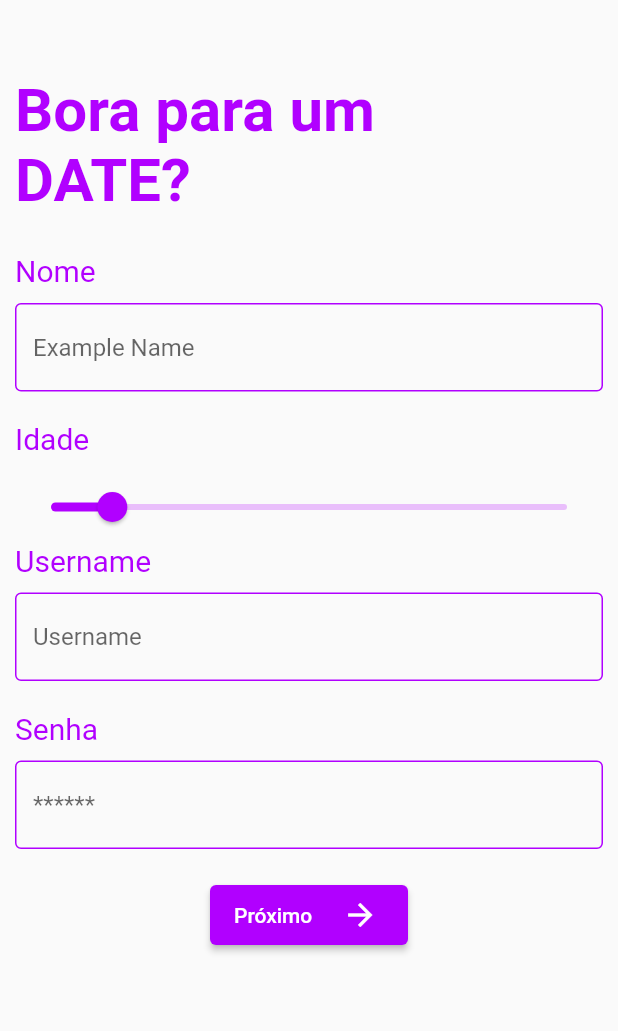
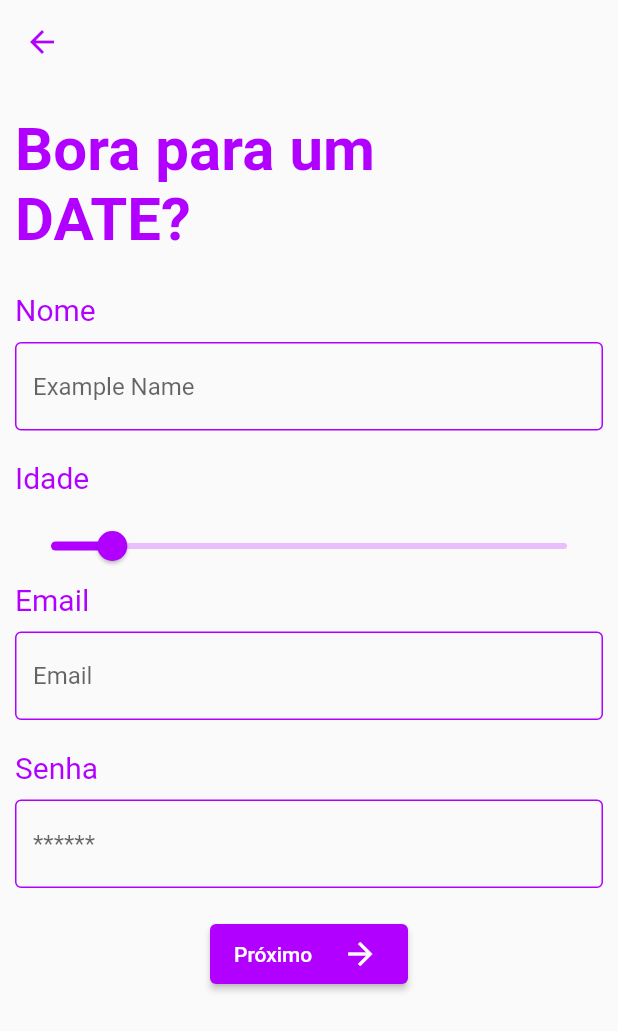
Before and after one commit to joao-vitor-machado/projeto-final-date-ideas, a Flutter app: the screen it shows after launch, after a tap on "Não possui cadastro ainda?", on a phone screen of 412 x 824 dp. Shown: the top 1031 px of the screen. Run offline on Flutter 3.47's test engine with Material 2 defaults, Android fonts, the light colour scheme and no system bars; our stand-ins replace bloc, carousel_slider, dio, firebase_auth, firebase_core, flutter_bloc; missing offline and left inert: flutter_number_picker; accounts and stored records are empty.

Commit message:
Autenticação feita no firebase

```diff
--- /dev/null
+++ b/lib/bloc/auth/auth_bloc.dart
@@ -0,0 +1,58 @@
+import 'package:flutter_bloc/flutter_bloc.dart';
+
+import '../../provider/firebase_auth.dart';
+import 'auth_event.dart';
+import 'auth_state.dart';
+
+class AuthBloc extends Bloc<AuthEvent, AuthState> {
+  final FirebaseAuthenticationService _authenticationService =
+      FirebaseAuthenticationService();
+
+  AuthBloc() : super(Unauthenticated()) {
+    _authenticationService.user.listen((event) {
+      add(AuthServerEvent(event));
+    });
+
+    on<AuthServerEvent>((event, emit) {
+      if (event.user == null) {
+        emit(Unauthenticated());
+      } else {
+        //FirestoreServer.helper.uid = event.user!.uuid;
+        emit(Authenticated(user: event.user!));
+      }
+    });
+    on<RegisterUser>((event, emit) async {
+      try {
+        await _authenticationService.createUserWithEmailAndPassword(
+            event.username, event.password);
+      } catch (e) {
+        emit(AuthError(message: "Impossível Registrar: ${e.toString()}"));
+      }
+    });
+    on<LoginUser>((event, emit) async {
+      try {
+        await _authenticationService.signInWithEmailAndPassword(
+            event.username, event.password);
+      } catch (e) {
+        emit(AuthError(
+            message:
+                "Impossível Logar com ${event.username}: ${e.toString()}"));
+      }
+    });
+    on<LoginAnonymousUser>((event, emit) async {
+      try {
+        await _authenticationService.signInAnonimo();
+      } catch (e) {
+        emit(AuthError(
+            message: "Impossível Acessar Anonimamente: ${e.toString()}"));
+      }
+    });
+    on<Logout>((event, emit) async {
+      try {
+        await _authenticationService.signOut();
+      } catch (e) {
+        emit(AuthError(message: "Impossível Efetuar Logout: ${e.toString()}"));
+      }
+    });
+  }
+}
--- /dev/null
+++ b/lib/bloc/auth/auth_event.dart
@@ -0,0 +1,26 @@
+import '../../model/login.dart';
+
+abstract class AuthEvent {}
+
+class RegisterUser extends AuthEvent {
+  String username;
+  String password;
+
+  RegisterUser({required this.username, required this.password});
+}
+
+class LoginUser extends AuthEvent {
+  String username;
+  String password;
+
+  LoginUser({required this.username, required this.password});
+}
+
+class LoginAnonymousUser extends AuthEvent {}
+
+class Logout extends AuthEvent {}
+
+class AuthServerEvent extends AuthEvent {
+  final SignupData? user;
+  AuthServerEvent(this.user);
+}
--- /dev/null
+++ b/lib/bloc/auth/auth_state.dart
@@ -0,0 +1,16 @@
+import '../../model/login.dart';
+
+abstract class AuthState {}
+
+class Unauthenticated extends AuthState {}
+
+class Authenticated extends AuthState {
+  SignupData user;
+  Authenticated({required this.user});
+}
+
+class AuthError extends AuthState {
+  final String message;
+
+  AuthError({required this.message});
+}
--- /dev/null
+++ b/lib/bloc/signUp/signup_event.dart
@@ -0,0 +1,33 @@
+import 'package:date_ideas_app/bloc/signUp/signup_state.dart';
+
+abstract class SignupEvent {}
+
+class SignupNameChanged extends SignupEvent {
+  final String name;
+
+  SignupNameChanged({required this.name});
+}
+
+class SignupAgeChanged extends SignupEvent {
+  final double age;
+
+  SignupAgeChanged({required this.age});
+}
+
+class SignupUsernameChanged extends SignupEvent {
+  final String username;
+
+  SignupUsernameChanged({required this.username});
+}
+
+class SignupPasswordChanged extends SignupEvent {
+  final String password;
+
+  SignupPasswordChanged({required this.password});
+}
+
+class SignupSubmitted extends SignupEvent {
+  final SignupState data;
+
+  SignupSubmitted({required this.data});
+}
--- /dev/null
+++ b/lib/bloc/signUp/signup_state.dart
@@ -0,0 +1,50 @@
+import 'package:date_ideas_app/bloc/signUp/signup_submission.dart';
+
+class SignupState {
+  final String name;
+  bool get isValidName => name.isNotEmpty;
+
+  final double age;
+
+  final String username;
+  bool get isValidUsername => username.isNotEmpty;
+
+  final String password;
+  bool get isValidPassword => password.length > 5;
+
+  final FormSubmissionStatus formStatus;
+
+  SignupState({
+    this.name = "",
+    this.age = 0,
+    this.username = "",
+    this.password = "",
+    this.formStatus = const InitialFormStatus(),
+  });
+
+  SignupState copyWith({
+    String? name,
+    double? age,
+    String? username,
+    String? password,
+    FormSubmissionStatus? formStatus,
+  }) {
+    return SignupState(
+      name: name ?? this.name,
+      age: age ?? this.age,
+      username: username ?? this.username,
+      password: password ?? this.password,
+      formStatus: formStatus ?? this.formStatus,
+    );
+  }
+
+  Map toMap() {
+    var map = Map<String, dynamic>();
+    map["name"] = name;
+    map["age"] = age;
+    map["username"] = username;
+    map["password"] = password;
+
+    return map;
+  }
+}
--- /dev/null
+++ b/lib/bloc/signUp/signup_submission.dart
@@ -0,0 +1,17 @@
+abstract class FormSubmissionStatus {
+  const FormSubmissionStatus();
+}
+
+class InitialFormStatus extends FormSubmissionStatus {
+  const InitialFormStatus();
+}
+
+class FormSubmitting extends FormSubmissionStatus {}
+
+class SubmissionSuccess extends FormSubmissionStatus {}
+
+class SubmissionFailed extends FormSubmissionStatus {
+  final Exception exception;
+
+  SubmissionFailed(this.exception);
+}
--- /dev/null
+++ b/lib/bloc/slider/slider_state.dart
@@ -0,0 +1,5 @@
+class SliderState {
+  double sliderValue;
+
+  SliderState({this.sliderValue = 18});
+}
--- a/lib/main.dart
+++ b/lib/main.dart
@@ -1,6 +1,12 @@
 import 'package:flutter/material.dart';
 import 'package:flutter/services.dart';
+import 'package:firebase_core/firebase_core.dart';
+import 'package:flutter_bloc/flutter_bloc.dart';
 
+import 'bloc/auth/auth_bloc.dart';
+import 'bloc/auth/auth_state.dart';
+import 'bloc/slider/slider_bloc.dart';
+import 'bloc/slider/slider_state.dart';
 import 'view/cadastro_screen.dart';
 import 'view/editar_perfil_screen.dart';
 import 'view/editar_preferencias_screen.dart';
@@ -8,8 +14,15 @@ import 'view/login_screen.dart';
 import 'view/main_screen.dart';
 import 'view/preferencias_screen.dart';
 
-void main() {
-  runApp(const MyApp());
+void main() async {
+  WidgetsFlutterBinding.ensureInitialized();
+  await Firebase.initializeApp();
+  runApp(MultiBlocProvider(providers: [
+    BlocProvider<SliderBloc>(
+      create: (_) => SliderBloc(SliderState()),
+    ),
+    BlocProvider(create: (_) => AuthBloc()),
+  ], child: const MyApp()));
 }
 
 class MyApp extends StatelessWidget {
@@ -24,12 +37,13 @@ class MyApp extends StatelessWidget {
     return MaterialApp(
         initialRoute: LoginScreen.route,
         routes: {
-        LoginScreen.route: (context) => const LoginScreen(),
-        MainScreen.route: (context) => const MainScreen(),
+          //LoginScreen.route: (context) => LoginScreen(),
+          MainScreen.route: (context) => MainScreen(),
           CadastroScreen.route: (context) => CadastroScreen(),
           PreferenciasScreen.route: (context) => PreferenciasScreen(),
           EditarPerfilScreen.route: (context) => EditarPerfilScreen(),
-        EditarPreferenciasScreen.route: (context) => EditarPreferenciasScreen(),
+          EditarPreferenciasScreen.route: (context) =>
+              EditarPreferenciasScreen(),
         },
         title: 'Flutter Demo',
         theme: tema.copyWith(
@@ -38,6 +52,23 @@ class MyApp extends StatelessWidget {
           secondary: Colors.white,
           tertiary: Colors.grey,
         )),
+        home: BlocConsumer<AuthBloc, AuthState>(listener: (context, state) {
+          if (state is AuthError) {
+            showDialog(
+                context: context,
+                builder: (context) {
+                  return AlertDialog(
+                    title: const Text("Erro do Firebase"),
+                    content: Text(state.message),
                   );
+                });
+          }
+        }, builder: ((context, state) {
+          if (state is Authenticated) {
+            return MainScreen();
+          } else {
+            return LoginScreen();
+          }
+        })));
   }
 }
--- a/lib/model/login.dart
+++ b/lib/model/login.dart
@@ -1,21 +1,64 @@
-class LoginData {
-  String name;
-  double age;
-  String username;
-  String password;
+class SignupData {
+  String _uuid = "";
+  String _name = "";
+  double _age = 0;
+  String _username = "";
+  String _password = "";
 
   bool confirmed = false;
 
-  LoginData(
-      {required this.name,
-      required this.age,
-      required this.username,
-      required this.password});
+  SignupData({uuid = ""}) {
+    _uuid = uuid == null ? "" : uuid;
+    _name = "";
+    _age = 0;
+    _username = "";
+    _password = "";
+  }
 
-  doSomething() {
-    print("Name: $name");
-    print("Age: $age");
-    print("Username: $username");
-    print("Password: $password");
+  SignupData.fromMap(map) {
+    _uuid = map["uuid"];
+    _name = map["name"];
+    _age = map["age"];
+    _username = map["username"];
+    _password = map["password"];
+  }
+
+  String get uuid => _uuid;
+  String get name => _name;
+  double get age => _age;
+  String get username => _username;
+  String get password => _password;
+
+  set name(String newName) {
+    if (newName.isNotEmpty) {
+      _name = newName;
+    }
+  }
+
+  set age(double newAge) {
+    if (newAge > 0) {
+      _age = newAge;
+    }
+  }
+
+  set username(String newUserame) {
+    if (newUserame.isNotEmpty) {
+      _username = newUserame;
+    }
+  }
+
+  set password(String newPassword) {
+    if (newPassword.isNotEmpty) {
+      _password = newPassword;
+    }
+  }
+
+  toMap() {
+    var map = Map<String, dynamic>();
+    map["name"] = _name;
+    map["age"] = _age;
+    map["username"] = _username;
+    map["password"] = _password;
+    return map;
   }
 }
--- /dev/null
+++ b/lib/provider/firebase_auth.dart
@@ -0,0 +1,46 @@
+import 'package:firebase_auth/firebase_auth.dart';
+
+import '../model/login.dart';
+
+class FirebaseAuthenticationService {
+  final FirebaseAuth _firebaseAuth = FirebaseAuth.instance;
+
+  Stream<SignupData?> get user {
+    return _firebaseAuth.authStateChanges().map(
+          (event) => _userFromFirebaseUser(event),
+        );
+  }
+
+  SignupData? _userFromFirebaseUser(User? user) {
+    return user != null ? SignupData(uuid: user.uid) : null;
+  }
+
+  Future<SignupData?> signInAnonimo() async {
+    UserCredential userCredential = await _firebaseAuth.signInAnonymously();
+    User? user = userCredential.user;
+
+    return _userFromFirebaseUser(user);
+  }
+
+  Future<SignupData?> signInWithEmailAndPassword(
+      String email, String password) async {
+    UserCredential userCredential = await _firebaseAuth
+        .signInWithEmailAndPassword(email: email, password: password);
+    User? user = userCredential.user;
+
+    return _userFromFirebaseUser(user);
+  }
+
+  Future<SignupData?> createUserWithEmailAndPassword(
+      String email, String password) async {
+    UserCredential userCredential = await _firebaseAuth
+        .createUserWithEmailAndPassword(email: email, password: password);
+    User? user = userCredential.user;
+
+    return _userFromFirebaseUser(user);
+  }
+
+  Future<void> signOut() async {
+    return await _firebaseAuth.signOut();
+  }
+}
--- /dev/null
+++ b/lib/provider/rest_provider.dart
@@ -0,0 +1,30 @@
+import 'package:dio/dio.dart';
+
+import '../bloc/signUp/signup_state.dart';
+
+class RestServer {
+  // Atributo que irá afunilar todas as consultas
+  static RestServer helper = RestServer._createInstance();
+
+  // Construtor privado
+  RestServer._createInstance();
+
+  final Dio _dio = Dio();
+  String prefixUrl =
+      "https://projeto-final-date-ideas-default-rtdb.firebaseio.com/";
+  String suffixUrl = "/.json";
+
+  Future<int> insertSignupData(SignupState signupData) async {
+    try {
+      Response response = await _dio.post(
+        prefixUrl + suffixUrl,
+        data: signupData.toMap(),
+      );
+    } catch (error) {
+      print(error);
+      return 400;
+    }
+
+    return 200;
+  }
+}
--- a/lib/view/cadastro_screen.dart
+++ b/lib/view/cadastro_screen.dart
@@ -1,93 +1,90 @@
+import 'package:date_ideas_app/view/preferencias_screen.dart';
 import 'package:flutter/material.dart';
-import 'package:flutter/services.dart';
+import 'package:flutter_bloc/flutter_bloc.dart';
 
-import '../model/login.dart';
+import '../bloc/auth/auth_bloc.dart';
+import '../bloc/auth/auth_event.dart';
+import '../bloc/signUp/signup_bloc.dart';
+import '../bloc/signUp/signup_event.dart';
+import '../bloc/signUp/signup_state.dart';
+import '../bloc/signUp/signup_submission.dart';
 import '../widgets/slider_bar_widget.dart';
-import 'preferencias_screen.dart';
 
 class CadastroScreen extends StatelessWidget {
   static const route = "/cadastro";
 
   final GlobalKey<FormState> formKey = GlobalKey<FormState>();
-  final LoginData loginData =
-      LoginData(name: "", age: 0, username: "", password: "");
-
-  final SliderBar sliderBar = const SliderBar();
+  final SliderBar sliderBar = SliderBar();
 
   CadastroScreen({Key? key}) : super(key: key);
 
   @override
   Widget build(BuildContext context) {
     final tema = Theme.of(context).colorScheme;
-
     return Scaffold(
-      body: Container(
-          padding: const EdgeInsets.fromLTRB(10, 50, 10, 0),
+      appBar: AppBar(
+        backgroundColor: Colors.transparent,
+        foregroundColor: tema.primary,
+        elevation: 0,
+      ),
+      body: BlocProvider(
+        create: (context) => SignupBloc(),
+        child: Container(
+            padding: const EdgeInsets.fromLTRB(10, 20, 10, 0),
             child: ListView(
               children: [
-              titulo(context, "Bora para um"),
-              titulo(context, "DATE?"),
-              Container(
-                padding: EdgeInsets.fromLTRB(0, 25, 0, 0),
+                cabecalho(context, "Bora para um"),
+                cabecalho(context, "DATE?"),
+                loginForm(context),
+              ],
+            )),
+      ),
+    );
+  }
+
+  Widget loginForm(BuildContext context) {
+    return BlocListener<SignupBloc, SignupState>(
+        listener: (context, state) {
+          final formStatus = state.formStatus;
+          if (formStatus is SubmissionFailed) {
+            _showSnackBar(context, formStatus.exception.toString());
+          }
+        },
+        child: Container(
+          padding: EdgeInsets.fromLTRB(0, 25, 0, 25),
           child: Form(
             key: formKey,
             child: Column(
               children: [
-                      formField(context, "Nome"),
+                titulo(context, "Nome"),
                 nameFormField(context),
-                      formField(context, "Idade"),
+                titulo(context, "Idade"),
                 sliderBar,
-                      formField(context, "Username"),
+                titulo(context, "Email"),
                 usernameFormField(context),
-                      formField(context, "Senha"),
+                titulo(context, "Senha"),
                 passwordFormField(context),
                 submitButton(context),
               ],
             ),
           ),
-              )
-            ],
-          )),
-    );
-  }
-
-  Widget titulo(BuildContext context, String texto) {
-    final tema = Theme.of(context).colorScheme;
-    return Container(
-        child: Text(
-      texto,
-      style: TextStyle(
-          fontWeight: FontWeight.bold, fontSize: 40, color: tema.primary),
         ));
-  }
-
-  Widget formField(BuildContext context, String texto) {
-    final tema = Theme.of(context).colorScheme;
-    return Column(
-      children: [
-        Align(
-          alignment: Alignment.centerLeft,
-          child: Text(
-            texto,
-            style: TextStyle(fontSize: 20, color: tema.primary),
-          ),
-        ),
-        const SizedBox(
-          height: 10,
-        ),
-      ],
-    );
   }
 
   Widget nameFormField(BuildContext context) {
     final tema = Theme.of(context).colorScheme;
     return Column(
       children: [
-        TextFormField(
+        BlocBuilder<SignupBloc, SignupState>(builder: (context, state) {
+          return TextFormField(
             keyboardType: TextInputType.name,
-          onSaved: (String? inValue) {
-            loginData.name = inValue ?? "";
-          },
+            validator: (value) =>
+                state.isValidName ? null : 'Insira um nome válido',
+            onChanged: (value) =>
+                context.read<SignupBloc>().add(SignupNameChanged(name: value)),
+            // onSaved: (String? inValue) {
+            //   signupData.name = inValue ?? "";
+            // },
             decoration: InputDecoration(
               enabledBorder: OutlineInputBorder(
                   borderSide: BorderSide(
@@ -95,7 +92,8 @@ class CadastroScreen extends StatelessWidget {
               )),
               hintText: "Example Name",
             ),
-        ),
+          );
+        }),
         const SizedBox(
           height: 20,
         ),
@@ -108,27 +106,26 @@ class CadastroScreen extends StatelessWidget {
 
     return Column(
       children: [
-        TextFormField(
+        BlocBuilder<SignupBloc, SignupState>(builder: (context, state) {
+          return TextFormField(
             keyboardType: TextInputType.name,
-          validator: (String? inValue) {
-            if (inValue != null) {
-              if (inValue.isEmpty) {
-                return "Insira um nome de usuário";
-              }
-            }
-            return null;
-          },
-          onSaved: (String? inValue) {
-            loginData.username = inValue ?? "";
-          },
+            validator: (value) =>
+                state.isValidUsername ? null : 'Insira um username válido',
+            onChanged: (value) => context
+                .read<SignupBloc>()
+                .add(SignupUsernameChanged(username: value)),
+            // onSaved: (String? inValue) {
+            //   signupData.username = inValue ?? "";
+            // },
             decoration: InputDecoration(
               enabledBorder: OutlineInputBorder(
                   borderSide: BorderSide(
                 color: tema.primary,
               )),
-            hintText: "Username",
+              hintText: "Email",
             ),
-        ),
+          );
+        }),
         const SizedBox(
           height: 20,
         ),
@@ -141,19 +138,18 @@ class CadastroScreen extends StatelessWidget {
 
     return Column(
       children: [
-        TextFormField(
+        BlocBuilder<SignupBloc, SignupState>(builder: (context, state) {
+          return TextFormField(
             obscureText: true,
-          validator: (String? inValue) {
-            if (inValue != null) {
-              if (inValue.length < 6) {
-                return "Mínimo de 6 letras";
-              }
-            }
-            return null;
-          },
-          onSaved: (String? inValue) {
-            loginData.password = inValue ?? "";
-          },
+            validator: (value) => state.isValidPassword
+                ? null
+                : 'Sua senha deve ter no mínimo 6 caracteres',
+            onChanged: (value) => context
+                .read<SignupBloc>()
+                .add(SignupPasswordChanged(password: value)),
+            // onSaved: (String? inValue) {
+            //   signupData.password = inValue ?? "";
+            // },
             decoration: InputDecoration(
               enabledBorder: OutlineInputBorder(
                   borderSide: BorderSide(
@@ -161,7 +157,8 @@ class CadastroScreen extends StatelessWidget {
               )),
               hintText: "******",
             ),
-        ),
+          );
+        }),
         const SizedBox(
           height: 20,
         ),
@@ -170,7 +167,10 @@ class CadastroScreen extends StatelessWidget {
   }
 
   Widget submitButton(BuildContext context) {
-    return ElevatedButton(
+    return BlocBuilder<SignupBloc, SignupState>(builder: (context, state) {
+      return state.formStatus is FormSubmitting
+          ? CircularProgressIndicator()
+          : ElevatedButton(
               child: Container(
                 width: 100,
                 height: 40,
@@ -192,11 +192,55 @@ class CadastroScreen extends StatelessWidget {
               ),
               onPressed: () {
                 if (formKey.currentState!.validate()) {
-          formKey.currentState!.save();
-          loginData.doSomething();
+                  context.read<SignupBloc>().add(
+                      SignupSubmitted(data: context.read<SignupBloc>().state));
+                  context.read<AuthBloc>().add(RegisterUser(
+                        username: context.read<SignupBloc>().state.username,
+                        password: context.read<SignupBloc>().state.password,
+                      ));
                   Navigator.pushNamed(context, PreferenciasScreen.route);
                 }
               },
             );
+    });
+  }
+
+  Widget cabecalho(BuildContext context, String cabecalho) {
+    final tema = Theme.of(context).colorScheme;
+
+    return Column(
+      crossAxisAlignment: CrossAxisAlignment.start,
+      children: [
+        Text(cabecalho,
+            style: TextStyle(
+                fontWeight: FontWeight.bold,
+                fontSize: 40,
+                color: tema.primary)),
+      ],
+    );
+  }
+
+  Widget titulo(BuildContext context, String titulo) {
+    final tema = Theme.of(context).colorScheme;
+
+    return Column(
+      children: [
+        Align(
+          alignment: Alignment.centerLeft,
+          child: Text(
+            titulo,
+            style: TextStyle(fontSize: 20, color: tema.primary),
+          ),
+        ),
+        const SizedBox(
+          height: 10,
+        ),
+      ],
+    );
+  }
+
+  void _showSnackBar(BuildContext context, String message) {
+    final snackBar = SnackBar(content: Text(message));
+    ScaffoldMessenger.of(context).showSnackBar(snackBar);
   }
 }
--- a/lib/view/login_screen.dart
+++ b/lib/view/login_screen.dart
@@ -1,14 +1,24 @@
+import 'package:date_ideas_app/bloc/auth/auth_bloc.dart';
+import 'package:date_ideas_app/bloc/auth/auth_event.dart';
 import 'package:flutter/material.dart';
+import 'package:flutter_bloc/flutter_bloc.dart';
 import 'cadastro_screen.dart';
-import 'main_screen.dart';
 
-class LoginScreen extends StatelessWidget {
+class LoginScreen extends StatefulWidget {
   static const route = "/";
-  const LoginScreen({Key? key}) : super(key: key);
+  LoginScreen({Key? key}) : super(key: key);
+  var email = TextEditingController();
+  var password = TextEditingController();
 
+  @override
+  State<LoginScreen> createState() => _LoginScreenState();
+}
+
+class _LoginScreenState extends State<LoginScreen> {
   @override
   Widget build(BuildContext context) {
     final screen = MediaQuery.of(context);
+    final tema = Theme.of(context).colorScheme;
 
     return Scaffold(
       body: SafeArea(
@@ -29,7 +39,7 @@ class LoginScreen extends StatelessWidget {
                   child: Form(
                       child: Column(
                     children: [
-                      username(context),
+                      email(context),
                       SizedBox(
                         height: screen.size.height * 0.02,
                       ),
@@ -72,7 +82,7 @@ class LoginScreen extends StatelessWidget {
     );
   }
 
-  Widget username(BuildContext context) {
+  Widget email(BuildContext context) {
     final tema = Theme.of(context).colorScheme;
     return TextFormField(
       decoration: InputDecoration(
@@ -80,8 +90,9 @@ class LoginScreen extends StatelessWidget {
               borderSide: BorderSide(color: tema.primary),
               borderRadius: const BorderRadius.all(Radius.circular(20))),
           prefixIcon: const Icon(Icons.account_circle),
-          labelText: "username",
+          labelText: "email",
           border: const OutlineInputBorder()),
+      controller: widget.email,
     );
   }
 
@@ -96,6 +107,7 @@ class LoginScreen extends StatelessWidget {
           prefixIcon: const Icon(Icons.lock),
           labelText: "password",
           border: const OutlineInputBorder()),
+      controller: widget.password,
     );
   }
 
@@ -124,7 +136,10 @@ class LoginScreen extends StatelessWidget {
               "Login",
               style: TextStyle(color: tema.secondary),
             ),
-            onPressed: () => Navigator.pushNamed(context, MainScreen.route)),
+            onPressed: () {
+              BlocProvider.of<AuthBloc>(context).add(LoginUser(
+                  username: widget.email.text, password: widget.password.text));
+            }),
       ],
     );
   }
--- a/pubspec.yaml
+++ b/pubspec.yaml
@@ -29,6 +29,8 @@ environment:
 dependencies:
   flutter:
     sdk: flutter
+  firebase_auth: ^3.3.18
+  firebase_core: ^1.17.0
 
 
   # The following adds the Cupertino Icons font to your application.
@@ -38,6 +40,9 @@ dependencies:
   numberpicker: ^2.1.1
   intl: ^0.17.0
   flutter_number_picker: ^1.0.4
+  flutter_bloc: ^8.0.1
+  bloc: ^8.0.3
+  dio: ^4.0.6
 
 dev_dependencies:
   flutter_test:
```
Also changed, not shown: lib/bloc/signUp/signup_bloc.dart (added, +44 -0 lines), lib/bloc/slider/slider_bloc.dart (added, +10 -0 lines), lib/bloc/slider/slider_event.dart (added, +7 -0 lines), lib/view/editar_perfil_screen.dart (+4 -6 lines), lib/widgets/drawer_widget.dart (+12 -17 lines), pubspec.lock, 4 other files. Lines whose indentation alone changed are shown as unchanged.
